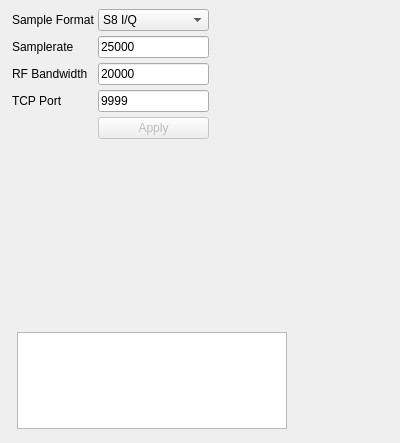
The window that plugins/channel/tcpsrc/tcpsrcgui.ui (osmocom/sdrangelove) describes before a commit, drawn with Qt 5.
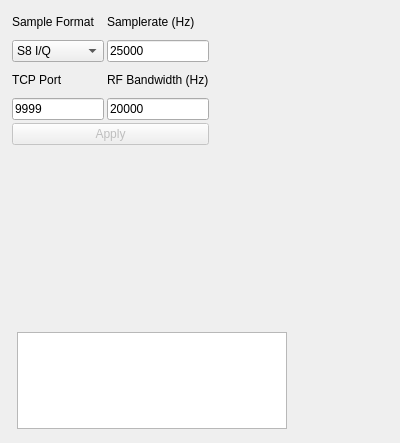
The same window after the commit. Custom widgets are drawn as their Qt base class.

```diff
--- a/plugins/channel/tcpsrc/tcpsrcgui.ui
+++ b/plugins/channel/tcpsrc/tcpsrcgui.ui
@@ -39,17 +39,38 @@
       </property>
      </widget>
     </item>
+    <item row="1" column="0">
+     <widget class="QComboBox" name="sampleFormat">
+      <item>
+       <property name="text">
+        <string>S8 I/Q</string>
+       </property>
+      </item>
+      <item>
+       <property name="text">
+        <string>S16LE I/Q</string>
+       </property>
+      </item>
+     </widget>
+    </item>
     <item row="3" column="1">
-     <widget class="QLineEdit" name="tcpPort">
+     <widget class="QLineEdit" name="rfBandwidth">
       <property name="text">
-       <string>9999</string>
+       <string>20000</string>
       </property>
      </widget>
     </item>
-    <item row="2" column="0">
+    <item row="2" column="1">
      <widget class="QLabel" name="label_3">
       <property name="text">
-       <string>RF Bandwidth</string>
+       <string>RF Bandwidth (Hz)</string>
+      </property>
+     </widget>
+    </item>
+    <item row="0" column="1">
+     <widget class="QLabel" name="label_2">
+      <property name="text">
+       <string>Samplerate (Hz)</string>
       </property>
      </widget>
     </item>
@@ -60,42 +81,21 @@
       </property>
      </widget>
     </item>
-    <item row="2" column="1">
-     <widget class="QLineEdit" name="rfBandwidth">
-      <property name="text">
-       <string>20000</string>
-      </property>
-     </widget>
-    </item>
-    <item row="1" column="0">
-     <widget class="QLabel" name="label_2">
-      <property name="text">
-       <string>Samplerate</string>
-      </property>
-     </widget>
-    </item>
-    <item row="3" column="0">
+    <item row="2" column="0">
      <widget class="QLabel" name="label_4">
       <property name="text">
        <string>TCP Port</string>
       </property>
      </widget>
     </item>
-    <item row="0" column="1">
-     <widget class="QComboBox" name="sampleFormat">
-      <item>
-       <property name="text">
-        <string>S8 I/Q</string>
-       </property>
-      </item>
-      <item>
-       <property name="text">
-        <string>S16LE I/Q</string>
-       </property>
-      </item>
+    <item row="3" column="0">
+     <widget class="QLineEdit" name="tcpPort">
+      <property name="text">
+       <string>9999</string>
+      </property>
      </widget>
     </item>
-    <item row="4" column="1">
+    <item row="6" column="0" colspan="2">
      <widget class="QPushButton" name="applyBtn">
       <property name="enabled">
        <bool>false</bool>
```
Left out of the diff: 8 changed lines with no effect on the pictures.
